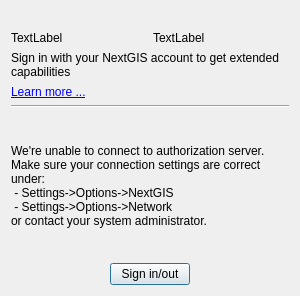
Above: src/framework/access/signdialog.ui from nextgis/lib_ngstd before the change. Below: the same form after it.
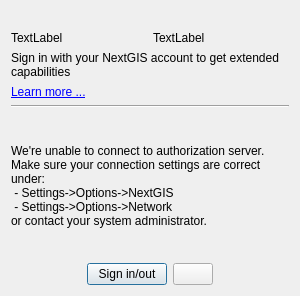
That is the form after the change. Icons and pictures are not drawn.

Commit message: add settings button

```diff
--- a/src/framework/access/signdialog.ui
+++ b/src/framework/access/signdialog.ui
@@ -143,6 +143,13 @@
        </property>
       </widget>
      </item>
+      <item>
+       <widget class="QPushButton" name="settingsButton">
+        <property name="toolTip">
+         <string>Connection settings</string>
+        </property>
+       </widget>
+      </item>
      <item>
       <spacer name="horizontalSpacer_2">
        <property name="orientation">
```
The commit also changes 2 other files.
